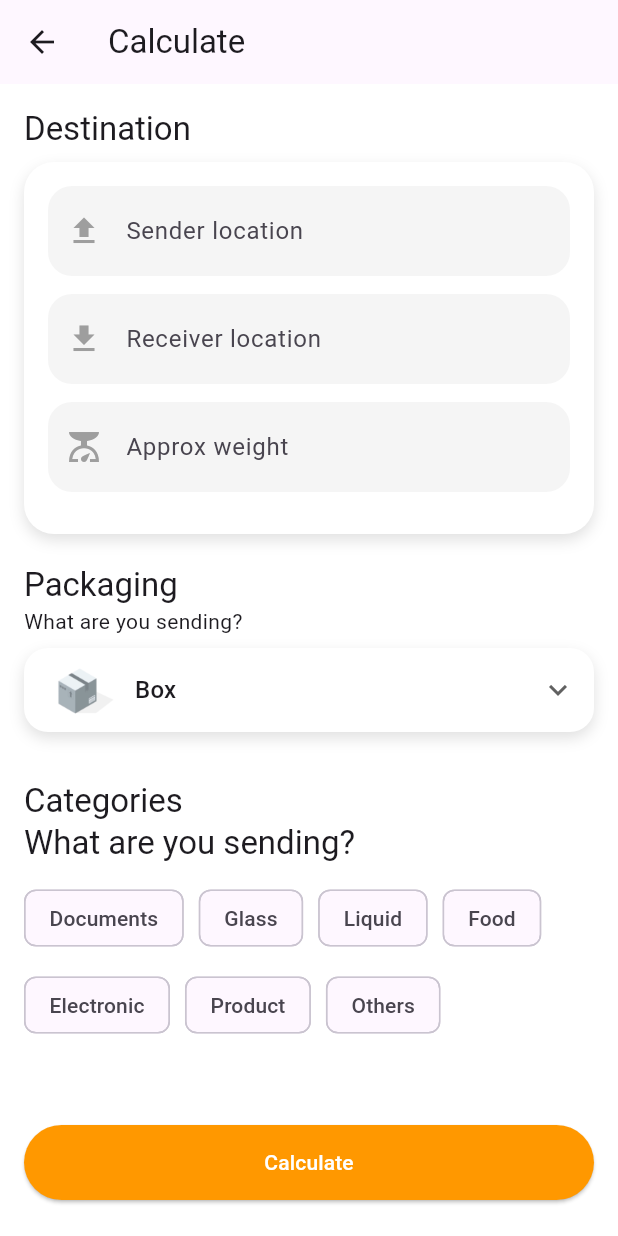
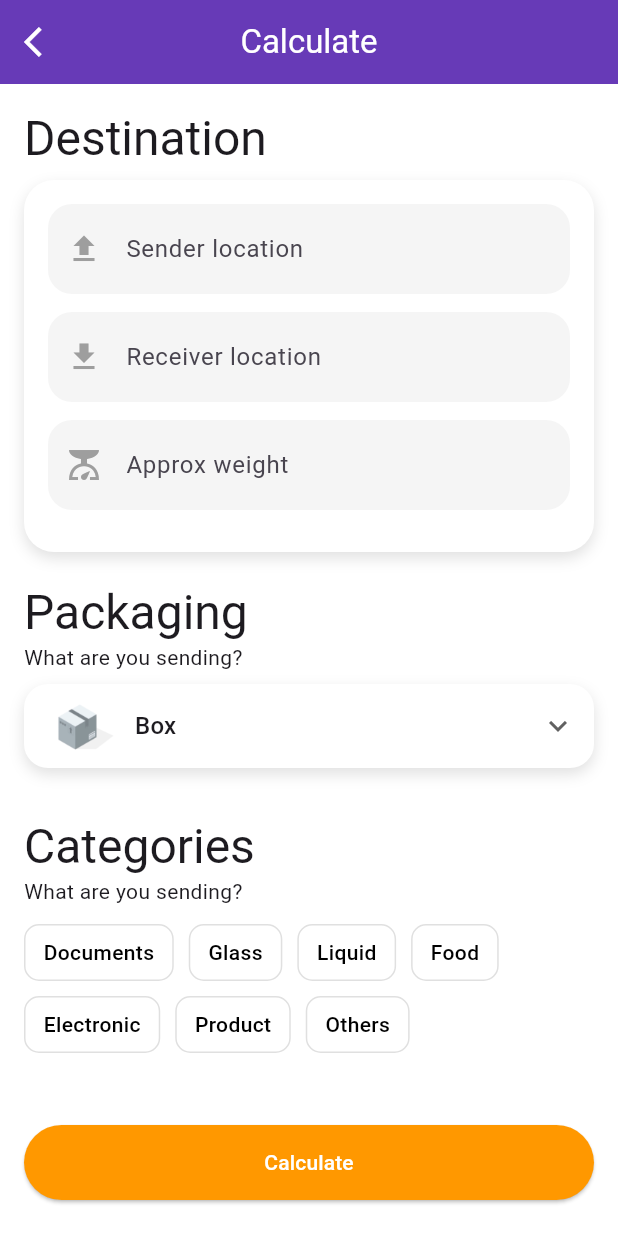
Before and after one commit to dikascode/movemate_take_home_ass, a Flutter app: the CalculateOrderView screen opened by its route, on a phone screen of 412 x 824 dp. Run offline on Flutter 3.47's test engine with Material 3 defaults, Android fonts, the phone set to English and light mode, and no system bars; drawn by our look-alikes of flutter_animate; Roboto replaces fonts that are missing (SFProDisplay).

Commit message:
fix(ui): Added animation to Calculate view widgets. App bar modifications too

```diff
--- a/lib/views/calculate_order_view.dart
+++ b/lib/views/calculate_order_view.dart
@@ -1,37 +1,86 @@
 import 'package:flutter/material.dart';
+import 'package:flutter_animate/flutter_animate.dart';
 import '../controllers/order_controller.dart';
 import '../widgets/input_field.dart';
 import '../widgets/dropdown_selector.dart';
+import '../main.dart';
 
 class CalculateOrderView extends StatefulWidget {
   @override
   State<CalculateOrderView> createState() => _CalculateOrderViewState();
 }
 
-class _CalculateOrderViewState extends State<CalculateOrderView> {
+class _CalculateOrderViewState extends State<CalculateOrderView>
+    with TickerProviderStateMixin, RouteAware {
   final controller = OrderController();
   late List<String> categories;
   late List<String> packagingTypes;
   String selectedPackaging = 'Box';
+  bool _visible = false;
+  int selectedCategoryIndex = -1;
+
+  void runAnimation() {
+    setState(() => _visible = false);
+    Future.delayed(100.ms, () {
+      if (mounted) setState(() => _visible = true);
+    });
+  }
 
   @override
   void initState() {
     super.initState();
     categories = controller.getCategories();
     packagingTypes = controller.getPackagingTypes();
+    runAnimation();
   }
+
+  @override
+  void didChangeDependencies() {
+    super.didChangeDependencies();
+    routeObserver.subscribe(this, ModalRoute.of(context)! as PageRoute);
+  }
+
+  @override
+  void dispose() {
+    routeObserver.unsubscribe(this);
+    super.dispose();
+  }
+
+  @override
+  void didPopNext() => runAnimation();
 
   @override
   Widget build(BuildContext context) {
     return Scaffold(
-      appBar: AppBar(title: const Text('Calculate')),
+      appBar: AppBar(
+          leading: IconButton(
+            icon: const Icon(Icons.arrow_back_ios),
+            onPressed: () => Navigator.of(context).pop(),
+          ),
+          backgroundColor: Colors.deepPurple,
+          elevation: 0,
+          centerTitle: true,
+          title: const Text(
+          'Calculate',
+      style: TextStyle(color: Colors.white),
+    ),
+    iconTheme: const IconThemeData(
+    color: Colors.white,
+    ),
+    ),
     backgroundColor: Colors.white,
     body: SingleChildScrollView(
     padding: const EdgeInsets.all(16),
+    child: AnimatedOpacity(
+    opacity: _visible ? 1.0 : 0.0,
+    duration: 300.ms,
     child: Column(
     crossAxisAlignment: CrossAxisAlignment.start,
     children: [
-            Text('Destination', style: Theme.of(context).textTheme.titleLarge),
+    Text('Destination', style: Theme.of(context).textTheme.headlineLarge)
+        .animate()
+        .fade(duration: 300.ms)
+        .slideY(begin: -0.1),
     const SizedBox(height: 8),
     Container(
     padding: const EdgeInsets.all(16),
@@ -49,15 +98,22 @@ class _CalculateOrderViewState extends State<CalculateOrderView> {
     child: const Column(
     children: [
     InputField(hintText: 'Sender location', icon: Icons.upload),
-                  InputField(hintText: 'Receiver location', icon: Icons.download),
+    InputField(
+    hintText: 'Receiver location', icon: Icons.download),
     InputField(hintText: 'Approx weight', icon: Icons.scale),
     ],
     ),
-            ),
-
+    ).animate(delay: 100.ms).fade().slideY(begin: 0.1),
     const SizedBox(height: 20),
-            Text('Packaging', style: Theme.of(context).textTheme.titleLarge),
-            Text('What are you sending?', style: Theme.of(context).textTheme.bodyMedium),
+    Text('Packaging', style: Theme.of(context).textTheme.headlineLarge)
+        .animate(delay: 200.ms)
+        .fade()
+        .slideY(begin: 0.1),
+    Text('What are you sending?',
+    style: Theme.of(context).textTheme.bodyMedium)
+        .animate(delay: 250.ms)
+        .fade()
+        .slideY(begin: 0.1),
     const SizedBox(height: 8),
     DropdownSelector(
     items: packagingTypes,
@@ -72,21 +128,83 @@ class _CalculateOrderViewState extends State<CalculateOrderView> {
     height: 50,
     width: 50,
     ),
-            ),
-
+    ).animate(delay: 300.ms).fade().slideY(begin: 0.1),
     const SizedBox(height: 20),
-            Text('Categories\nWhat are you sending?', style: Theme.of(context).textTheme.titleLarge),
+    Text('Categories',
+    style: Theme.of(context).textTheme.headlineLarge)
+        .animate(delay: 300.ms)
+        .fade()
+        .slideY(begin: 0.1),
+    Text('What are you sending?',
+    style: Theme.of(context).textTheme.bodyMedium)
+        .animate(delay: 300.ms)
+        .fade()
+        .slideY(begin: 0.1),
     const SizedBox(height: 12),
     Wrap(
     spacing: 10,
     runSpacing: 10,
-              children: categories.map((cat) => Chip(label: Text(cat))).toList(),
+    children: categories.asMap().entries.map((entry) {
+    final i = entry.key;
+    final cat = entry.value;
+    final isSelected = selectedCategoryIndex == i;
+
+    return GestureDetector(
+    onTap: () {
+    setState(() {
+    selectedCategoryIndex = i;
+    });
+    },
+    child: AnimatedContainer(
+    duration: 300.ms,
+    curve: Curves.easeOut,
+    padding: const EdgeInsets.symmetric(
+    horizontal: 12, vertical: 8),
+    decoration: BoxDecoration(
+    color: isSelected ? Colors.deepPurple : Colors.white,
+    borderRadius: BorderRadius.circular(10),
+    border: isSelected
+    ? null
+        : Border.all(color: Colors.grey.shade300),
+    ),
+    child: Row(
+    mainAxisSize: MainAxisSize.min,
+    children: [
+    AnimatedSwitcher(
+    duration: 200.ms,
+    transitionBuilder: (child, anim) =>
+    FadeTransition(opacity: anim, child: child),
+    child: isSelected
+    ? const Padding(
+    key: ValueKey(true),
+    padding: EdgeInsets.only(right: 6),
+    child: Icon(Icons.check,
+    size: 16, color: Colors.white),
+    )
+        : const SizedBox(
+    width: 0, key: ValueKey(false)),
+    ),
+    Text(
+    cat,
+    style: TextStyle(
+    color: isSelected ? Colors.white : Colors.black,
+    fontWeight: FontWeight.w500,
+    ),
+    ),
+    ],
+    ),
+    )
+        .animate(delay: (300 + i * 80).ms)
+        .fade()
+        .slideY(begin: 0.1),
+    );
+    }).toList(),
     ),
     const SizedBox(height: 80),
     ],
     ),
     ),
-
+    ),
     bottomNavigationBar: Padding(
     padding: const EdgeInsets.fromLTRB(16, 0, 16, 24),
     child: ElevatedButton(
@@ -94,12 +212,16 @@ class _CalculateOrderViewState extends State<CalculateOrderView> {
     style: ElevatedButton.styleFrom(
     backgroundColor: Colors.orange,
     minimumSize: const Size.fromHeight(50),
-            shape: RoundedRectangleBorder(borderRadius: BorderRadius.circular(30)),
+    shape: RoundedRectangleBorder(
+    borderRadius: BorderRadius.circular(30),
+    ),
     ),
     child: const Text('Calculate', style: TextStyle(color: Colors.white)),
-        ),
+    )
+        .animate(delay: 500.ms)
+        .fade(duration: 300.ms)
+        .slideY(begin: 0.2, curve: Curves.easeOut),
     ),
     );
   }
-
 }
--- a/lib/views/home_view.dart
+++ b/lib/views/home_view.dart
@@ -57,6 +57,10 @@ class _HomeViewState extends State<HomeView>
   @override
   Widget build(BuildContext context) {
     return Scaffold(
+      appBar: AppBar(
+        backgroundColor: Colors.deepPurple,
+        toolbarHeight: 0,
+      ),
       backgroundColor: Colors.white,
       bottomNavigationBar: ClipRRect(
         borderRadius: const BorderRadius.only(
--- a/lib/views/shipment_history_view.dart
+++ b/lib/views/shipment_history_view.dart
@@ -65,6 +65,10 @@ class _ShipmentHistoryViewState extends State<ShipmentHistoryView>
 
     return Scaffold(
       appBar: AppBar(
+        leading: IconButton(
+          icon: const Icon(Icons.arrow_back_ios),
+          onPressed: () => Navigator.of(context).pop(),
+        ),
         backgroundColor: Colors.deepPurple,
         title: const Text(
           'Shipment history',
@@ -90,19 +94,15 @@ class _ShipmentHistoryViewState extends State<ShipmentHistoryView>
             },
           ),
           const SizedBox(height: 12),
-          const Align(
+          Align(
             alignment: Alignment.centerLeft,
             child: Padding(
-              padding:EdgeInsets.symmetric(horizontal: 16, vertical: 0),
-              child:Text(
+              padding: const EdgeInsets.symmetric(horizontal: 16),
+              child: Text(
                 'Shipments',
-                style: TextStyle(
-                  fontSize: 24,
-                  fontWeight: FontWeight.bold,
-                  color: Colors.black,
+                style: Theme.of(context).textTheme.headlineLarge,
               ),
             ),
-            )
           ),
           const SizedBox(height: 12),
           Expanded(
@@ -153,7 +153,6 @@ class _ShipmentHistoryViewState extends State<ShipmentHistoryView>
                     },
                   ),
           )
-
         ],
       ),
     );
--- a/lib/widgets/tracking_card.dart
+++ b/lib/widgets/tracking_card.dart
@@ -8,8 +8,7 @@ class TrackingCard extends StatelessWidget {
     return Column(
       crossAxisAlignment: CrossAxisAlignment.start,
       children: [
-        Text('Tracking', style: Theme.of(context).textTheme.titleLarge?.copyWith(
-      fontWeight: FontWeight.bold)),
+        Text('Tracking', style: Theme.of(context).textTheme.titleLarge),
         const SizedBox(height: 12),
         Container(
           padding: const EdgeInsets.all(16),
```
Lines whose indentation alone changed are shown as unchanged.
